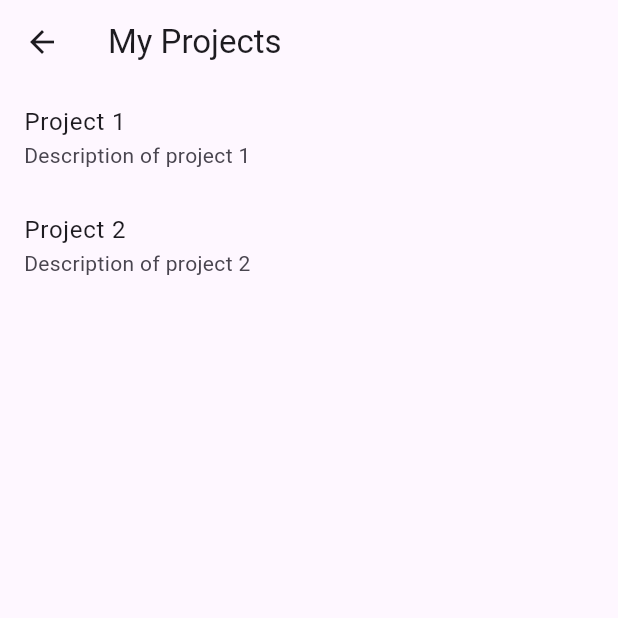
After one commit to raulvsh/raulvsh.github.io, a Flutter app: the screen it shows after launch, after a tap on "View My Projects", on a phone screen of 412 x 824 dp, the top half of it. The commit adds this screen. Run offline on Flutter 3.47's test engine with Material 3 defaults, Android fonts, the phone set to English and light mode, and no system bars; our stand-ins replace cloud_firestore, firebase_core; accounts and stored records are empty; network calls fail.

Commit message:
feat: Initial screens

```diff
--- a/lib/main.dart
+++ b/lib/main.dart
@@ -1,6 +1,9 @@
 import 'package:flutter/material.dart';
 import 'package:firebase_core/firebase_core.dart';
-import 'package:cloud_firestore/cloud_firestore.dart';
+import 'screens/home_screen.dart';
+import 'screens/projects_screen.dart';
+import 'screens/books_main_screen.dart';
+import 'screens/book_detail_screen.dart';
 
 void main() async {
   WidgetsFlutterBinding.ensureInitialized();
@@ -16,21 +19,13 @@ class MyApp extends StatelessWidget {
       theme: ThemeData(
         primarySwatch: Colors.blue,
       ),
-      home: HomeScreen(),
+      initialRoute: '/',
+      routes: {
+        '/': (context) => HomeScreen(),
+        '/projects': (context) => ProjectsScreen(),
+        '/book_summaries': (context) => BooksMainScreen(),
+        '/book_detail': (context) => BookDetailScreen(),
+      },
     );
   }
 }
-
-class HomeScreen extends StatelessWidget {
-  @override
-  Widget build(BuildContext context) {
-    return Scaffold(
-      appBar: AppBar(
-        title: Text('My Portfolio'),
-      ),
-      body: Center(
-        child: Text('Welcome to My Portfolio!'),
-      ),
-    );
-  }
-}
--- /dev/null
+++ b/lib/screens/home_screen.dart
@@ -0,0 +1,40 @@
+import 'package:flutter/material.dart';
+import 'projects_screen.dart';
+import 'books_main_screen.dart'; // Si también quieres mostrar la pantalla de los libros
+
+class HomeScreen extends StatelessWidget {
+  @override
+  Widget build(BuildContext context) {
+    return Scaffold(
+      appBar: AppBar(
+        title: Text('My Portfolio'),
+      ),
+      body: Center(
+        child: Column(
+          mainAxisAlignment: MainAxisAlignment.center,
+          children: <Widget>[
+            ElevatedButton(
+              onPressed: () {
+                Navigator.push(
+                  context,
+                  MaterialPageRoute(builder: (context) => ProjectsScreen()),
+                );
+              },
+              child: Text('View My Projects'),
+            ),
+            SizedBox(height: 20),
+            ElevatedButton(
+              onPressed: () {
+                Navigator.push(
+                  context,
+                  MaterialPageRoute(builder: (context) => BooksMainScreen()),
+                );
+              },
+              child: Text('View My Book Summaries'),
+            ),
+          ],
+        ),
+      ),
+    );
+  }
+}
--- /dev/null
+++ b/lib/screens/projects_screen.dart
@@ -0,0 +1,31 @@
+import 'package:flutter/material.dart';
+
+class ProjectsScreen extends StatelessWidget {
+  @override
+  Widget build(BuildContext context) {
+    return Scaffold(
+      appBar: AppBar(
+        title: Text('My Projects'),
+      ),
+      body: ListView(
+        children: <Widget>[
+          ListTile(
+            title: Text('Project 1'),
+            subtitle: Text('Description of project 1'),
+            onTap: () {
+              // Aquí puedes agregar la navegación a los detalles del proyecto
+            },
+          ),
+          ListTile(
+            title: Text('Project 2'),
+            subtitle: Text('Description of project 2'),
+            onTap: () {
+              // Aquí puedes agregar la navegación a los detalles del proyecto
+            },
+          ),
+          // Añade más ListTiles para más proyectos
+        ],
+      ),
+    );
+  }
+}
```
Also changed, not shown: lib/screens/book_detail_screen.dart (added, +55 -0 lines), lib/screens/books_main_screen.dart (added, +39 -0 lines).
